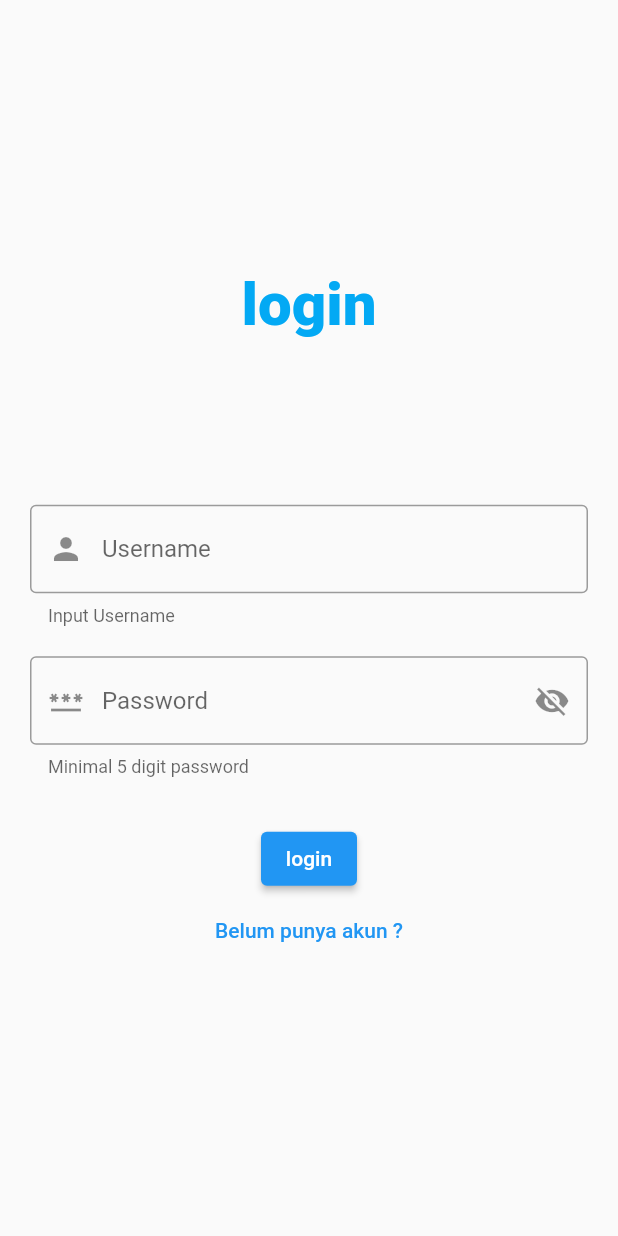
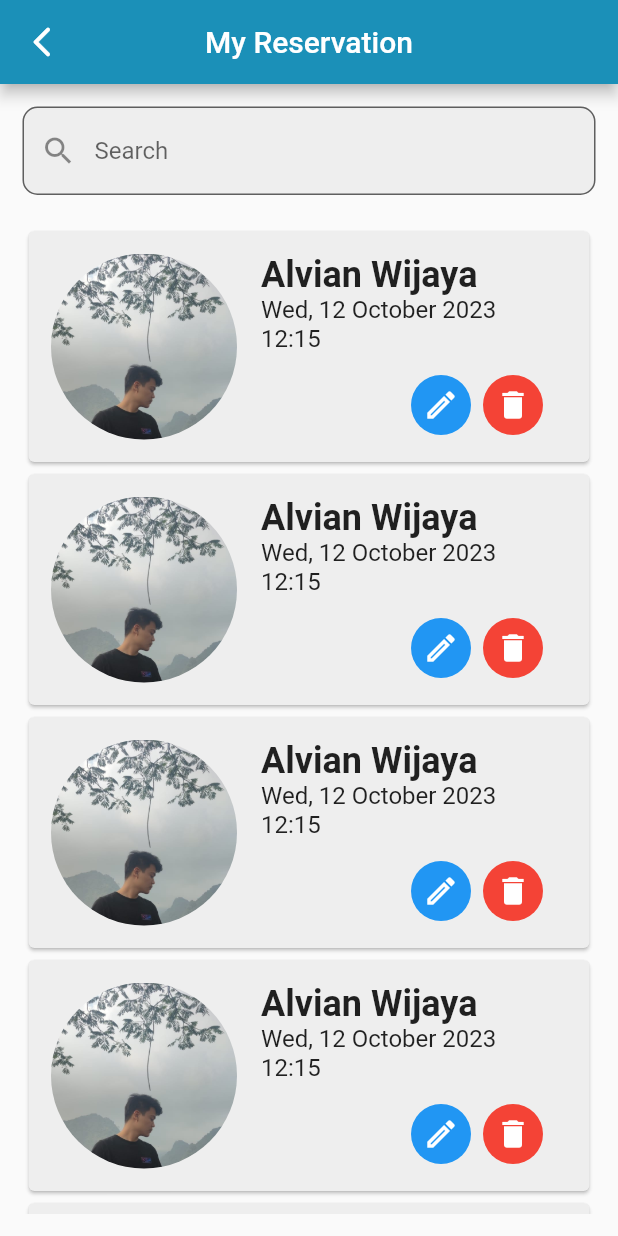
Before and after one commit to Allv16/UGD_UI-Widget, a Flutter app: the screen it shows after launch, on a phone screen of 412 x 824 dp. Run offline on Flutter 3.47's test engine with Material 2 defaults, Android fonts, the phone set to English and light mode, and no system bars; our stand-ins replace fluttertoast.

Commit message:
add my_reservation.dart

```diff
--- /dev/null
+++ b/lib/View/my_reservation.dart
@@ -0,0 +1,125 @@
+import 'package:flutter/material.dart';
+
+class MyReservation extends StatefulWidget {
+  const MyReservation({super.key});
+
+  @override
+  State<MyReservation> createState() => _MyReservationState();
+}
+
+class _MyReservationState extends State<MyReservation> {
+  @override
+  Widget build(BuildContext context) {
+    return Scaffold(
+      appBar: AppBar(
+        title: Text('My Reservation'),
+        centerTitle: true,
+        leading: Icon(Icons.arrow_back_ios_new_rounded),
+      ),
+      body: Padding(
+        padding: const EdgeInsets.symmetric(horizontal: 15, vertical: 15),
+        child: Column(
+          children: [
+            TextField(
+              decoration: InputDecoration(
+                  border: OutlineInputBorder(
+                      borderRadius: BorderRadius.circular(10)),
+                  hintText: "Search",
+                  prefixIcon: const Icon(Icons.search),
+                  filled: true,
+                  fillColor: Colors.grey[200]),
+            ),
+            const SizedBox(
+              height: 20,
+            ),
+            Expanded(
+                child: ListView.builder(
+              itemCount: 10,
+              itemBuilder: (context, index) => reservationCard(),
+            ))
+          ],
+        ),
+      ),
+    );
+  }
+
+  Widget reservationCard() => Card(
+        color: Colors.grey[200],
+        child: Padding(
+          padding: const EdgeInsets.all(15),
+          child: Row(
+            crossAxisAlignment: CrossAxisAlignment.start,
+            children: [
+              SizedBox(
+                height: 124,
+                width: 124,
+                child: ClipRRect(
+                  borderRadius: BorderRadius.circular(100),
+                  child: const Image(
+                      image: AssetImage('images/Alvian.jpg'),
+                      fit: BoxFit.cover),
+                ),
+              ),
+              const SizedBox(
+                width: 16,
+              ),
+              const Column(
+                crossAxisAlignment: CrossAxisAlignment.start,
+                children: [
+                  Text('Alvian Wijaya',
+                      style: TextStyle(
+                        fontWeight: FontWeight.bold,
+                        fontSize: 24,
+                      )),
+                  Text(
+                    'Wed, 12 October 2023',
+                    style: TextStyle(fontSize: 16),
+                  ),
+                  Text(
+                    '12:15',
+                    style: TextStyle(fontSize: 16),
+                  ),
+                  SizedBox(
+                    height: 15,
+                  ),
+                  Row(
+                    children: [
+                      SizedBox(
+                        width: 100,
+                      ),
+                      CircleAvatar(
+                        radius: 20,
+                        backgroundColor: Colors.blue,
+                        child: IconButton(
+                          onPressed: null,
+                          icon: Icon(
+                            Icons.create_outlined,
+                            color: Colors.white,
+                          ),
+                          style: ButtonStyle(),
+                        ),
+                      ),
+                      SizedBox(
+                        width: 8,
+                      ),
+                      CircleAvatar(
+                        radius: 20,
+                        backgroundColor: Colors.red,
+                        child: IconButton(
+                          onPressed: null,
+                          icon: Icon(
+                            Icons.delete,
+                            color: Colors.white,
+                          ),
+                          style: ButtonStyle(),
+                        ),
+                      )
+                    ],
+                  )
+                ],
+              )
+            ],
+          ),
+        ),
+      );
+}
--- a/lib/main.dart
+++ b/lib/main.dart
@@ -1,5 +1,6 @@
 import 'package:flutter/material.dart';
-import 'package:ugd_ui_widget/View/login.dart';
+// import 'package:ugd_ui_widget/View/login.dart';
+import 'package:ugd_ui_widget/View/my_reservation.dart';
 
 void main() {
   runApp(const MainApp());
@@ -10,8 +11,15 @@ class MainApp extends StatelessWidget {
 
   @override
   Widget build(BuildContext context) {
-    return const MaterialApp(
-      home: LoginView(),
+    return MaterialApp(
+      title: 'WeCare',
+      theme: ThemeData(
+          colorScheme: ColorScheme.fromSeed(
+        seedColor: Colors.blue,
+        brightness: Brightness.light,
+        primary: const Color(0xFF1B90B8),
+      )),
+      home: const MyReservation(),
     );
   }
 }
```
Also changed, not shown: 1 other file.
